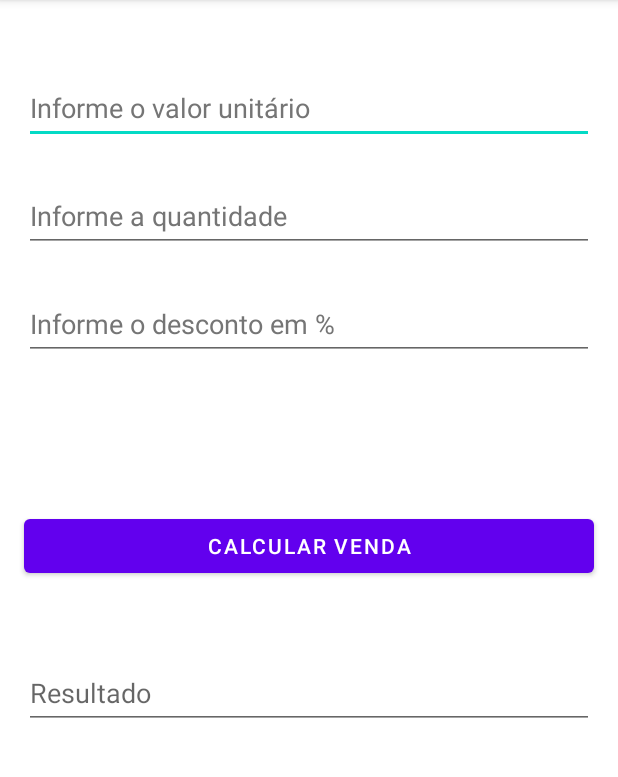
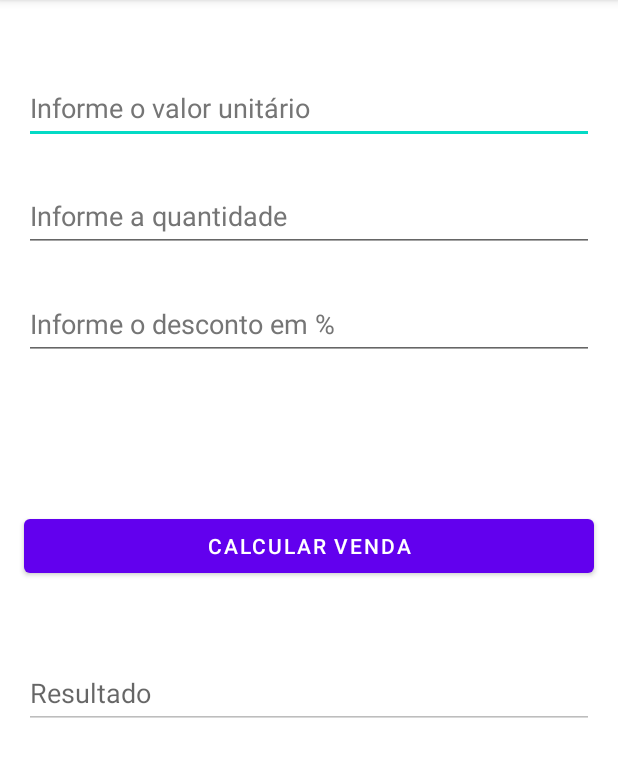
Before and after one commit to luishenriqueturani/AnaliseEDesenvolvimentoDeSistemasQI, an Android app: the screen it shows after launch (MainActivity), on a phone screen of 412 x 824 dp, the part 84-861 px from its top. Run offline under Robolectric (Android 15) with nearby library versions, the phone set to English and light mode, and no system bars.

Commit message:
Update activity_main.xml

```diff
--- a/Linguagem_de_programacao_e_programacao_mobile/AtividadeUnidade04/app/src/main/res/layout/activity_main.xml
+++ b/Linguagem_de_programacao_e_programacao_mobile/AtividadeUnidade04/app/src/main/res/layout/activity_main.xml
@@ -79,12 +79,16 @@
         android:layout_marginTop="50dp"
         android:layout_marginEnd="16dp"
         android:allowUndo="false"
+        android:autofillHints=""
+        android:clickable="false"
         android:ems="10"
+        android:enabled="false"
+        android:focusable="auto"
+        android:focusableInTouchMode="false"
         android:hint="@string/placeholder_resultado"
         android:inputType="number"
         android:minHeight="48dp"
         app:layout_constraintEnd_toEndOf="parent"
         app:layout_constraintStart_toStartOf="parent"
-        app:layout_constraintTop_toBottomOf="@+id/btnCalcular"
-        android:autofillHints="" />
+        app:layout_constraintTop_toBottomOf="@+id/btnCalcular" />
 </androidx.constraintlayout.widget.ConstraintLayout>
```
